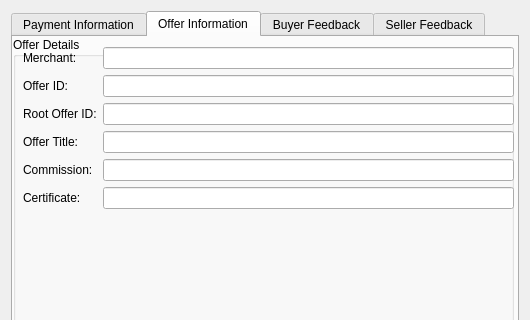
Qt form src/qt/forms/offeracceptinfodialog.ui (greggdourgarian/syscoin2) before a commit; both pictures show x 0 to 530 and y 0 to 320 of the 530 by 613 pixel window.
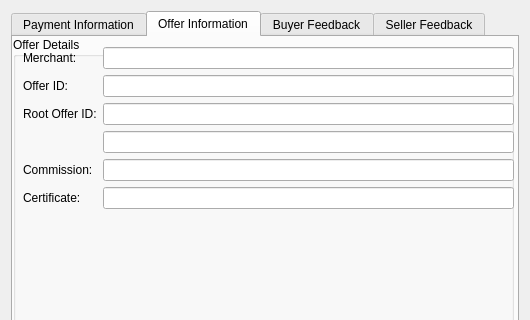
The same form after that commit. The open tabs and pages were chosen to show the change.

What changed in the file:
```diff
--- a/src/qt/forms/offeracceptinfodialog.ui
+++ b/src/qt/forms/offeracceptinfodialog.ui
@@ -249,13 +249,6 @@
          <property name="fieldGrowthPolicy">
           <enum>QFormLayout::AllNonFixedFieldsGrow</enum>
          </property>
-         <item row="3" column="0">
-          <widget class="QLabel" name="label_16">
-           <property name="text">
-            <string>Offer Title:</string>
-           </property>
-          </widget>
-         </item>
          <item row="3" column="1">
           <widget class="QLineEdit" name="titleEdit"/>
          </item>
```
